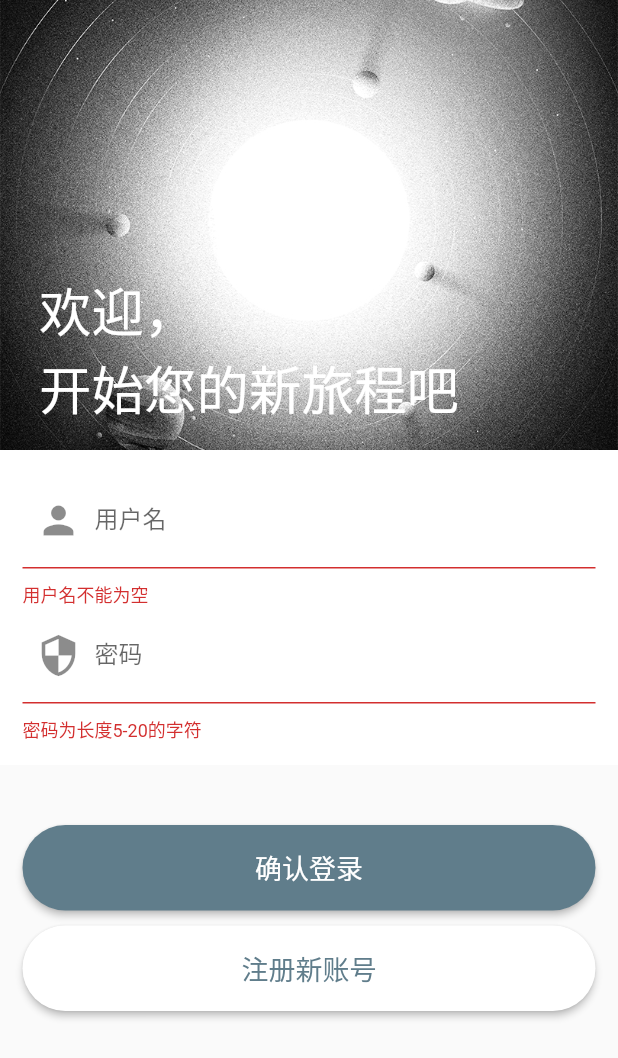
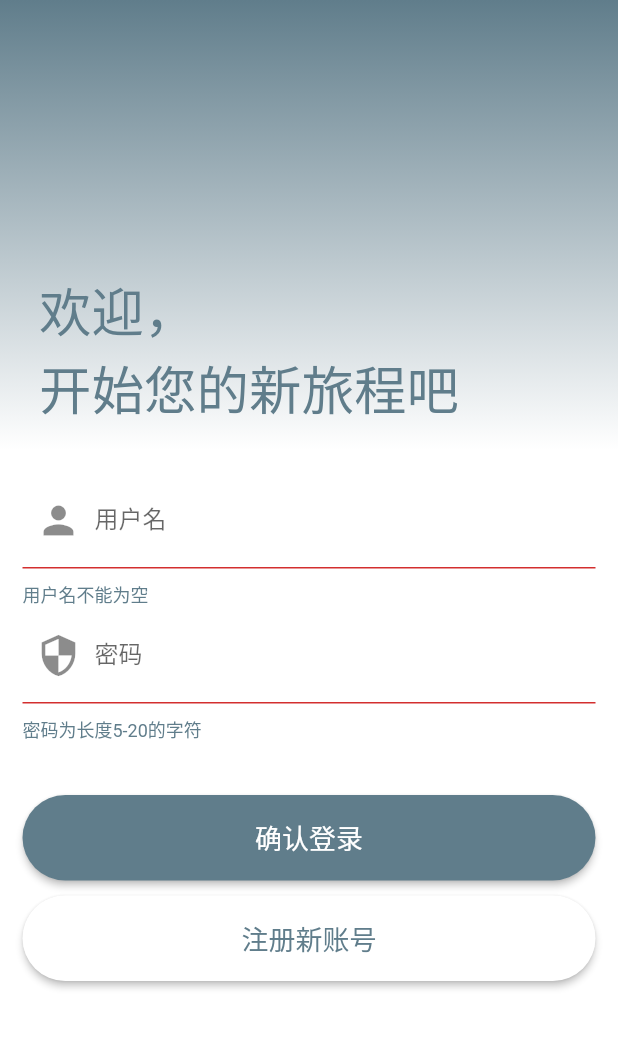
Before and after one commit to Yidadaa/P2P-Message, a Flutter app: the screen it shows after launch, after a tap on an icon or button, on a phone screen of 412 x 824 dp. Shown: the top 1058 px of the screen. Run offline on Flutter 3.47's test engine with Material 2 defaults, Android fonts, the phone set to English and light mode, and no system bars; our stand-ins replace share.

Commit message:
feat: 完成登录注册机制

```diff
--- a/lib/pages/chat.dart
+++ b/lib/pages/chat.dart
@@ -4,7 +4,9 @@ import './components/avatar.dart';
 import '../models/common_models.dart';
 
 class ChatPage extends StatefulWidget {
-  ChatPage({Key key}) : super(key: key);
+  ChatPage({Key key, this.params}) : super(key: key);
+
+  final Map params;
 
   @override
   _ChatPageState createState() => new _ChatPageState();
--- a/lib/pages/home.dart
+++ b/lib/pages/home.dart
@@ -20,7 +20,9 @@ List<TabWithName> tabs = [
 ];
 
 class MyHomePage extends StatefulWidget {
-  MyHomePage({Key key}) : super(key: key);
+  MyHomePage({Key key, this.params}) : super(key: key);
+
+  final Map params;
 
   @override
   _MyHomePageState createState() => new _MyHomePageState();
--- a/lib/pages/login.dart
+++ b/lib/pages/login.dart
@@ -1,5 +1,7 @@
 import 'package:flutter/material.dart';
 import 'package:flutter/services.dart';
+import '../utils/api.dart';
+import '../utils/navigate.dart';
 
 class LoginPage extends StatefulWidget {
   LoginPage({Key key}) : super(key: key);
@@ -17,6 +19,12 @@ class _LoginPageState extends State<LoginPage> {
   TextEditingController pwdConfirmController = new TextEditingController();
 
   List<Widget> buildForm() {
+    final errorStyle = new TextStyle(
+      fontSize: 12.0,
+      color: Colors.blueGrey
+    );
+
+
     TextFormField user = new TextFormField(
       validator: (v) {
         if (v.isEmpty) {
@@ -27,6 +35,7 @@ class _LoginPageState extends State<LoginPage> {
       decoration: new InputDecoration(
         hintText: "您的用户名",
         labelText: "用户名",
+        errorStyle: errorStyle,
         prefixIcon: new Icon(
           Icons.person,
           size: 30.0,
@@ -44,6 +53,7 @@ class _LoginPageState extends State<LoginPage> {
       decoration: new InputDecoration(
         hintText: "在这里输入密码",
         labelText: "密码",
+        errorStyle: errorStyle,
         prefixIcon: new Icon(
           Icons.security,
           size: 30.0,
@@ -61,6 +71,7 @@ class _LoginPageState extends State<LoginPage> {
       decoration: new InputDecoration(
         hintText: "重复您的密码",
         labelText: "确认密码",
+        errorStyle: errorStyle,
         prefixIcon: new Icon(
           Icons.verified_user,
           size: 30.0,
@@ -89,14 +100,17 @@ class _LoginPageState extends State<LoginPage> {
       statusBarColor: Colors.blueGrey,
     ));
     return new Scaffold(
+      backgroundColor: Colors.white,
       body: new ListView(
         children: <Widget>[
           new Container(
               height: 300.0,
               decoration: new BoxDecoration(
-                image: new DecorationImage(
-                    image: new AssetImage("images/login-bg.jpg"),
-                    fit: BoxFit.cover),
+                gradient: new LinearGradient(
+                  begin: Alignment.bottomCenter,
+                  end: Alignment.topCenter,
+                  colors: [Colors.white, Colors.blueGrey]
+                ),
               ),
               child: new Column(
                 children: <Widget>[
@@ -106,14 +120,13 @@ class _LoginPageState extends State<LoginPage> {
                         padding: EdgeInsets.only(top: 180.0, left: 20.0),
                         child: new DefaultTextStyle(
                           style: new TextStyle(
-                              fontSize: 35.0, color: Colors.white),
+                              fontSize: 35.0, color: Colors.blueGrey),
                           child: new Text("欢迎，\n开始您的新旅程吧"),
                         ),
                       ))
                 ],
               )),
           new Container(
-            color: Colors.white,
             child: new Padding(
               padding: EdgeInsets.all(15.0),
               child: new Form(
@@ -123,11 +136,22 @@ class _LoginPageState extends State<LoginPage> {
             ),
           ),
           new Padding(
-            padding: EdgeInsets.only(top: 40.0, left: 15.0, right: 15.0),
+            padding: EdgeInsets.only(top: 20.0, left: 15.0, right: 15.0),
             child: new RaisedButton(
-              onPressed: () {
-                if(formKey.currentState.validate()) {
-                  setProcessing(!isProcessing);
+              onPressed: () async {
+                if(formKey.currentState.validate() && !isProcessing) {
+                  setProcessing(true);
+                  var res;
+                  if(isLogin) {
+                    res = await login(userController.text, pwdController.text);
+                  } else {
+                    res = await signin(userController.text, pwdController.text);
+                  }
+                  print(res);
+                  if (res['success']) {
+                    redirectTo(context, '/home', res);
+                  }
+                  setProcessing(false);
                 }
               },
               color: Colors.blueGrey,
--- a/lib/pages/message.dart
+++ b/lib/pages/message.dart
@@ -3,7 +3,9 @@ import '../models/common_models.dart';
 import './components/avatar.dart';
 
 class MessagePage extends StatefulWidget {
-  MessagePage({ Key key }) : super(key: key);
+  MessagePage({ Key key, this.params }) : super(key: key);
+
+  final Map params;
 
   @override
   _MessagePageState createState() => new _MessagePageState();
--- a/lib/pages/user.dart
+++ b/lib/pages/user.dart
@@ -3,7 +3,9 @@ import './components/avatar.dart';
 import 'package:share/share.dart';
 
 class UserPage extends StatefulWidget {
-  UserPage({Key key}) : super(key: key);
+  UserPage({Key key, this.params}) : super(key: key);
+
+  final Map params;
 
   @override
   _UserPageState createState() => new _UserPageState();
--- /dev/null
+++ b/lib/utils/navigate.dart
@@ -0,0 +1,35 @@
+import 'package:flutter/widgets.dart';
+
+import '../pages/home.dart';
+import '../pages/user.dart';
+import '../pages/chat.dart';
+import '../pages/login.dart';
+
+Map routes = {
+  '/home': (context, params) => new MyHomePage(params: params),
+  '/user': (context, params) => new UserPage(params: params),
+  '/chat': (context, params) => new ChatPage(params: params),
+  '/login': (context, params) => new LoginPage()
+};
+
+// 导航至指定页面
+void navigateTo(BuildContext context, String path, Map params) {
+  if (routes.containsKey(path)) {
+    Navigator.of(context).push(new PageRouteBuilder(pageBuilder:
+        (BuildContext context, Animation<double> animation,
+            Animation<double> secondaryAnimation) {
+      return routes[path](context, params);
+    }));
+  }
+}
+
+// 重定向至指定页面
+void redirectTo(BuildContext context, String path, Map params) {
+  if (routes.containsKey(path)) {
+    Navigator.of(context).pushReplacement(new PageRouteBuilder(pageBuilder:
+        (BuildContext context, Animation<double> animation,
+            Animation<double> secondaryAnimation) {
+      return routes[path](context, params);
+    }));
+  }
+}
--- a/pubspec.yaml
+++ b/pubspec.yaml
@@ -20,6 +20,7 @@ dependencies:
   # Use with the CupertinoIcons class for iOS style icons.
   cupertino_icons: ^0.1.2
   share: ^0.5.3
+  http: ^0.11.0
 
 dev_dependencies:
   flutter_test:
```
Also changed, not shown: lib/utils/api.dart (added, +27 -0 lines).
